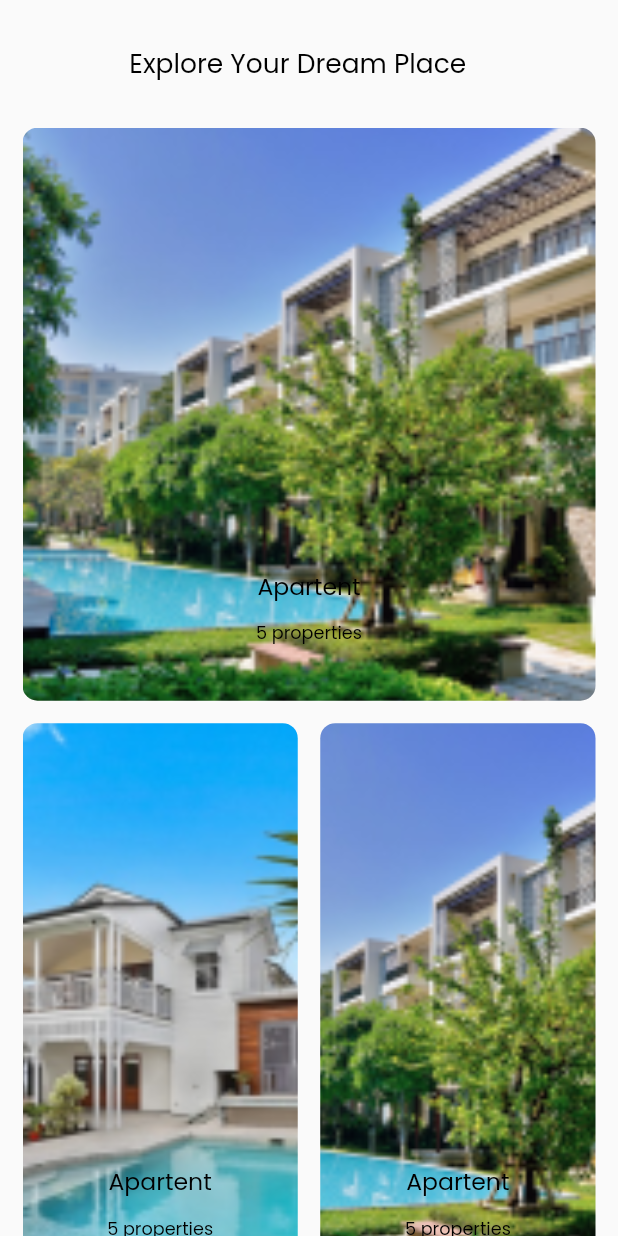
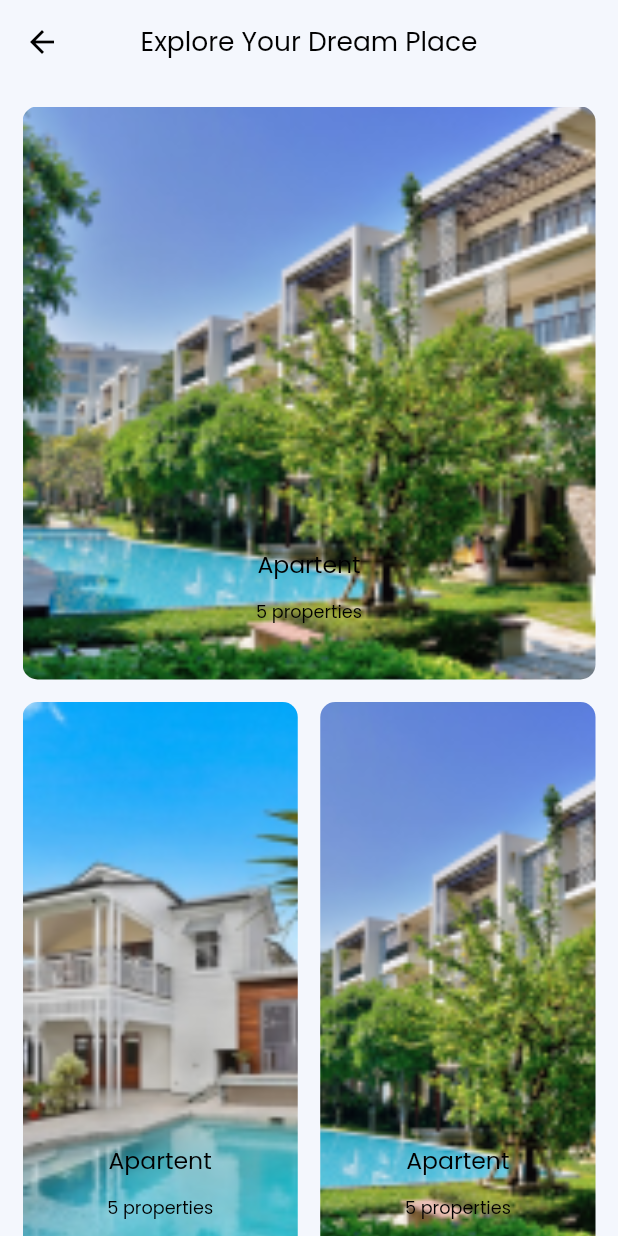
Before and after one commit to khaledmorshed/real_state, a Flutter app: the CategoryScreen screen opened directly, on a phone screen of 412 x 824 dp. Run offline on Flutter 3.47's test engine with Material 2 defaults, Android fonts, the phone set to English and light mode, and no system bars; our stand-ins replace carousel_slider, dio, flutter_xlider, get_it, shared_preferences, smooth_page_indicator; accounts and stored records are empty.

Commit message:
some routing added

```diff
--- a/lib/view/screens/category_screen.dart
+++ b/lib/view/screens/category_screen.dart
@@ -6,6 +6,7 @@ import 'package:real_state/providers/home_screen_provider.dart';
 import 'package:real_state/utills/global/size_box.dart';
 import 'package:real_state/utills/global/text.dart';
 
+import '../../utills/conts/color_manager.dart';
 import '../../utills/sdp.dart';
 import 'package:flutter_staggered_grid_view/flutter_staggered_grid_view.dart';
 
@@ -21,6 +22,16 @@ class _CategoryScreenState extends State<CategoryScreen> {
   Widget build(BuildContext context) {
     SDP.init(context);
     return Scaffold(
+      backgroundColor: ColorManager.homeBg,
+      appBar: AppBar(
+        elevation: 0,
+        centerTitle: true,
+        iconTheme: IconThemeData(color: Colors.black),
+        backgroundColor: ColorManager.homeBg,
+
+        title: txt18("Explore Your Dream Place"),
+      ),
+
       body: SafeArea(
         child: Consumer<HomeScreenProvider>(
           builder: (context, _provider, _) {
@@ -29,9 +40,6 @@ class _CategoryScreenState extends State<CategoryScreen> {
               child: Column(
                 crossAxisAlignment: CrossAxisAlignment.center,
                 children: [
-                  szH30(),
-                  txt18("Explore Your Dream Place"),
-                  szH15(),
                   Expanded(
                     child: Container(
                       //color: Colors.green,
--- a/lib/view/screens/splash_screen.dart
+++ b/lib/view/screens/splash_screen.dart
@@ -26,7 +26,7 @@ class _SplashScreenState extends State<SplashScreen> {
     Timer(const Duration(seconds: 2), () async {
 
       Navigator.pushReplacement(
-          context, MaterialPageRoute(builder: (context) => CategoryScreen()));
+          context, MaterialPageRoute(builder: (context) => HomeScreen()));
 
       // if(_access != null){
       //   Navigator.pushReplacement(
```
Also changed, not shown: lib/view/screens/home_screen.dart (+33 -19 lines).
